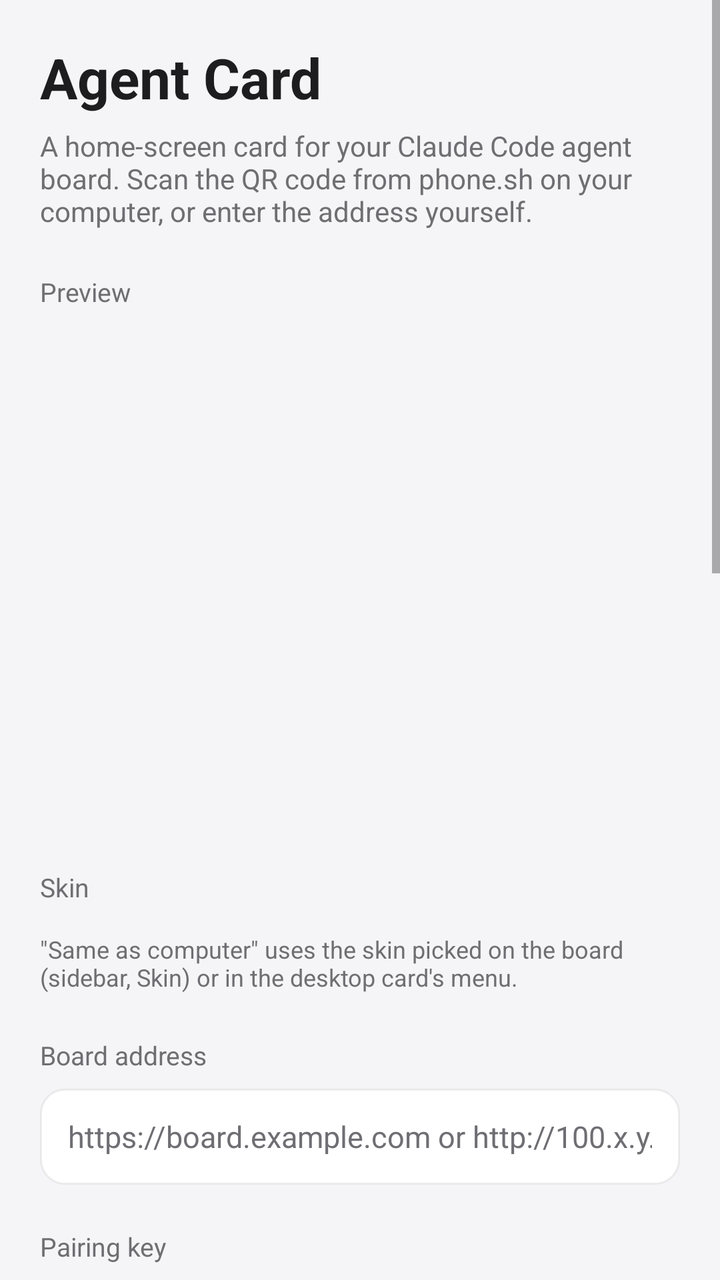
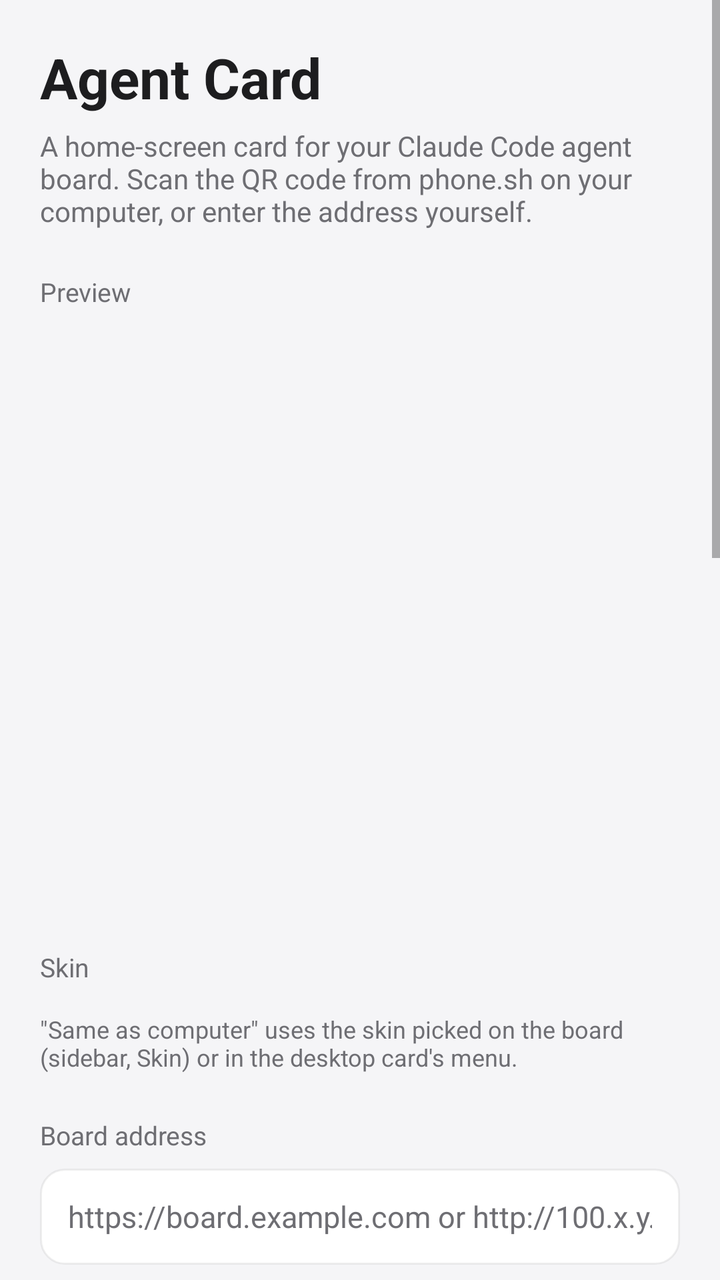

Screens rendered from an Android XML layout before and after an edit, with the pre-edit source and the edit as a unified diff.
<!-- AndroidManifest.xml: application theme Theme.AgentCard -->
<!-- res/layout/activity_main.xml -->
<?xml version="1.0" encoding="utf-8"?>
<ScrollView xmlns:android="http://schemas.android.com/apk/res/android"
    android:layout_width="match_parent"
    android:layout_height="match_parent"
    android:fitsSystemWindows="true">

    <LinearLayout
        android:layout_width="match_parent"
        android:layout_height="wrap_content"
        android:orientation="vertical"
        android:padding="20dp">

        <TextView
            android:layout_width="wrap_content"
            android:layout_height="wrap_content"
            android:text="@string/app_name"
            android:textColor="@color/page_ink"
            android:textSize="28sp"
            android:textStyle="bold" />

        <TextView
            android:layout_width="match_parent"
            android:layout_height="wrap_content"
            android:layout_marginTop="6dp"
            android:text="@string/intro"
            android:textColor="@color/page_muted"
            android:textSize="14sp" />

        <TextView
            style="@style/Label"
            android:text="@string/preview_label" />

        <FrameLayout
            android:id="@+id/preview"
            android:layout_width="match_parent"
            android:layout_height="250dp" />

        <TextView
            style="@style/Label"
            android:text="@string/skin_label" />

        <HorizontalScrollView
            android:layout_width="match_parent"
            android:layout_height="wrap_content"
            android:scrollbars="none">

            <LinearLayout
                android:id="@+id/skins"
                android:layout_width="wrap_content"
                android:layout_height="wrap_content"
                android:orientation="horizontal" />
        </HorizontalScrollView>

        <TextView
            android:layout_width="match_parent"
            android:layout_height="wrap_content"
            android:layout_marginTop="6dp"
            android:text="@string/skin_help"
            android:textColor="@color/page_muted"
            android:textSize="12sp" />

        <TextView
            style="@style/Label"
            android:labelFor="@+id/url"
            android:text="@string/label_url" />

        <EditText
            android:id="@+id/url"
            style="@style/Field"
            android:autofillHints=""
            android:hint="@string/hint_url"
            android:inputType="textUri" />

        <TextView
            style="@style/Label"
            android:labelFor="@+id/key"
            android:text="@string/label_key" />

        <EditText
            android:id="@+id/key"
            style="@style/Field"
            android:autofillHints=""
            android:hint="@string/hint_key"
            android:inputType="text" />

        <TextView
            android:layout_width="match_parent"
            android:layout_height="wrap_content"
            android:layout_marginTop="6dp"
            android:text="@string/key_help"
            android:textColor="@color/page_muted"
            android:textSize="12sp" />

        <TextView
            style="@style/Label"
            android:labelFor="@+id/cf_id"
            android:text="@string/label_cf" />

        <EditText
            android:id="@+id/cf_id"
            style="@style/Field"
            android:autofillHints=""
            android:hint="@string/hint_cf_id"
            android:inputType="text" />

        <EditText
            android:id="@+id/cf_secret"
            style="@style/Field"
            android:layout_marginTop="8dp"
            android:autofillHints=""
            android:hint="@string/hint_cf_secret"
            android:inputType="textPassword" />

        <TextView
            android:layout_width="match_parent"
            android:layout_height="wrap_content"
            android:layout_marginTop="6dp"
            android:text="@string/cf_help"
            android:textColor="@color/page_muted"
            android:textSize="12sp" />

        <Button
            android:id="@+id/save"
            style="@style/Btn"
            android:text="@string/btn_save_test" />

        <TextView
            android:id="@+id/result"
            android:layout_width="match_parent"
            android:layout_height="wrap_content"
            android:layout_marginTop="8dp"
            android:textColor="@color/page_ink"
            android:textSize="14sp" />

        <Button
            android:id="@+id/add"
            style="@style/Btn"
            android:text="@string/btn_add_widget" />

        <TextView
            android:id="@+id/add_hint"
            android:layout_width="match_parent"
            android:layout_height="wrap_content"
            android:layout_marginTop="6dp"
            android:text="@string/add_widget_manual"
            android:textColor="@color/page_muted"
            android:textSize="12sp" />

        <TextView
            style="@style/Label"
            android:text="@string/section_keep" />

        <TextView
            android:layout_width="match_parent"
            android:layout_height="wrap_content"
            android:text="@string/keep_help"
            android:textColor="@color/page_muted"
            android:textSize="13sp" />

        <Button
            android:id="@+id/app_settings"
            style="@style/Btn"
            android:text="@string/btn_app_settings" />

        <Button
            android:id="@+id/battery"
            style="@style/Btn"
            android:text="@string/btn_battery" />
    </LinearLayout>
</ScrollView>
<!-- resources referenced by this layout -->
<resources>
  <color name="page_ink">#FF1D1D1F</color>
  <color name="page_muted">#FF6E6E73</color>
  <string name="add_widget_manual">Long-press the home screen → Widgets → Agent Card.</string>
  <string name="app_name">Agent Card</string>
  <string name="btn_add_widget">Add the card to the home screen</string>
  <string name="btn_app_settings">Open app settings</string>
  <string name="btn_battery">Battery optimisation settings</string>
  <string name="btn_save_test">Save and test</string>
  <string name="cf_help">Cloudflare Zero Trust → Access → Service Auth → Create Service Token. Then add a policy to the board\'s Access application: Action Service Auth, Include Service Token = this token.</string>
  <string name="hint_cf_id">Client ID</string>
  <string name="hint_cf_secret">Client Secret</string>
  <string name="hint_key">Filled in when you scan the QR code</string>
  <string name="hint_url">https://board.example.com or http://100.x.y.z:4321</string>
  <string name="intro">A home-screen card for your Claude Code agent board. Scan the QR code from phone.sh on your computer, or enter the address yourself.</string>
  <string name="keep_help">The card refreshes every 15 minutes. Tap it for live mode: every 15 seconds while a session is busy, stopping by itself after 10 quiet minutes. On ColorOS, allow Auto-launch and Background activity for this app, or the system pauses it.</string>
  <string name="key_help">Easiest: on the computer run  bash ~/claude-agent-tools/agent-viz/phone.sh  and scan the QR code with this phone. The address and key are filled in for you, no Cloudflare dashboard needed.</string>
  <string name="label_cf">Or: Cloudflare Access service token (not needed with the QR code)</string>
  <string name="label_key">Pairing key</string>
  <string name="label_url">Board address</string>
  <string name="preview_label">Preview</string>
  <string name="section_keep">Keep it up to date</string>
  <string name="skin_help">\"Same as computer\" uses the skin picked on the board (sidebar, Skin) or in the desktop card\'s menu.</string>
  <string name="skin_label">Skin</string>
  <style name="Btn" parent="android:Widget.Material.Button.Colored">
          <item name="android:layout_width">match_parent</item>
          <item name="android:layout_height">wrap_content</item>
          <item name="android:layout_marginTop">14dp</item>
          <item name="android:textAllCaps">false</item>
      </style>
  <style name="Label">
          <item name="android:layout_width">match_parent</item>
          <item name="android:layout_height">wrap_content</item>
          <item name="android:layout_marginTop">22dp</item>
          <item name="android:layout_marginBottom">8dp</item>
          <item name="android:textColor">@color/page_muted</item>
          <item name="android:textSize">13sp</item>
      </style>
  <style name="Theme.AgentCard" parent="android:Theme.Material.Light.NoActionBar">
          <item name="android:colorAccent">@color/accent</item>
          <item name="android:statusBarColor">#FFF5F5F7</item>
          <item name="android:windowLightStatusBar">true</item>
          <item name="android:windowBackground">@color/page</item>
      </style>
  <!-- drawable field_bg (drawable) -->
  <?xml version="1.0" encoding="utf-8"?>
  <shape xmlns:android="http://schemas.android.com/apk/res/android" android:shape="rectangle">
      <solid android:color="@color/field" />
      <corners android:radius="12dp" />
      <stroke android:width="1dp" android:color="#22888888" />
  </shape>
  <color name="accent">#FF0A7AFF</color>
  <color name="page">#FFF5F5F7</color>
  <color name="field">#FFFFFFFF</color>
  <!-- unchanged entries left out for length: 1 -->
</resources>

<!-- the commit's change to res/layout/activity_main.xml (unified diff, before → after) -->
@@ -33,7 +33,7 @@
         <FrameLayout
             android:id="@+id/preview"
             android:layout_width="match_parent"
-            android:layout_height="250dp" />
+            android:layout_height="290dp" />
 
         <TextView
             style="@style/Label"
